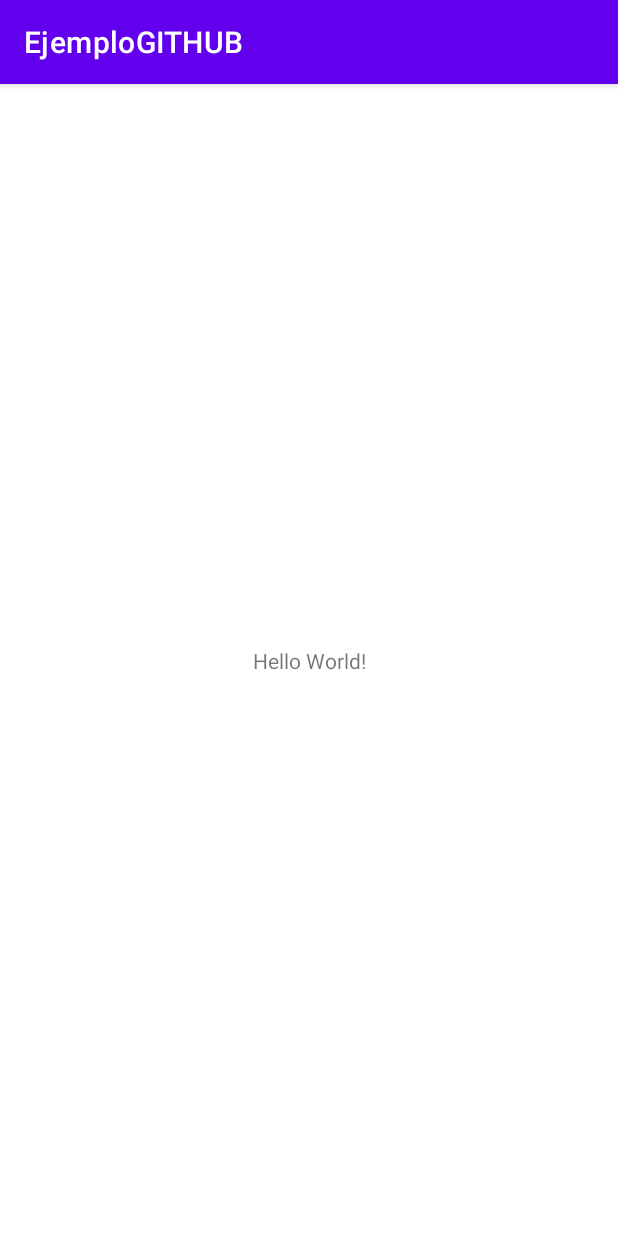
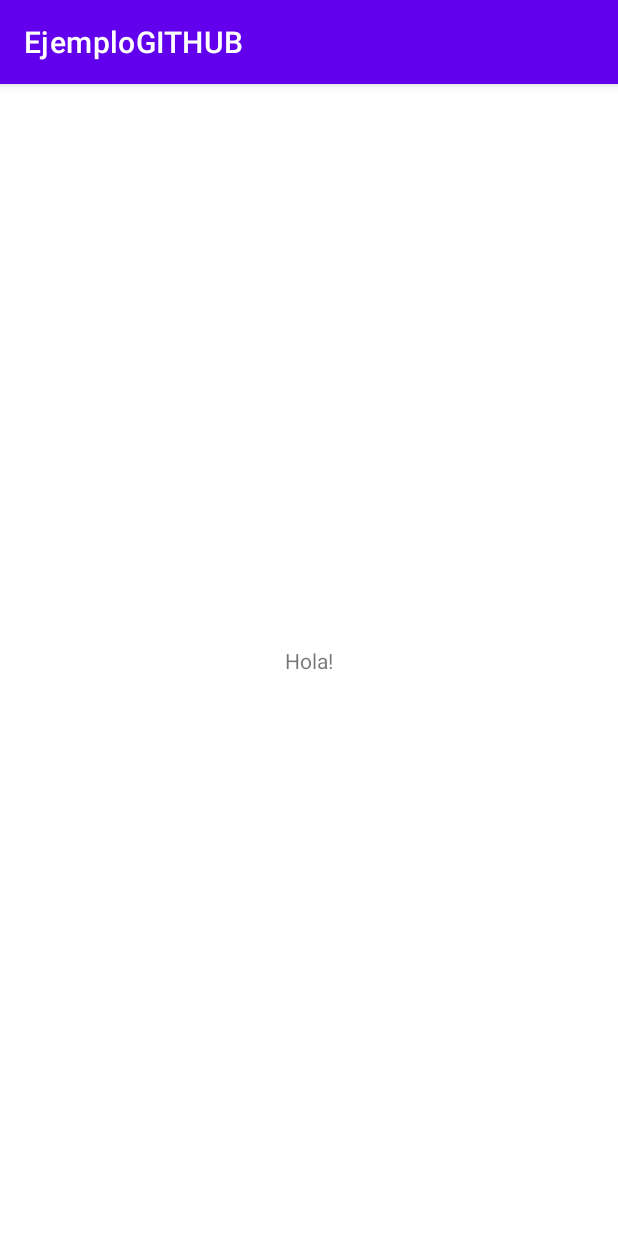
Before and after one commit to RafaUribeG/EjemploGITHUB, an Android app: the screen it shows after launch (MainActivity), on a phone screen of 412 x 824 dp. Run offline under Robolectric (Android 15) with nearby library versions, the phone set to English and light mode, and no system bars.

Commit message:
actualicé TextView en la nube
Se hicieron varios cambios en el TextView

```diff
--- a/app/src/main/res/layout/activity_main.xml
+++ b/app/src/main/res/layout/activity_main.xml
@@ -9,7 +9,7 @@
     <TextView
         android:layout_width="wrap_content"
         android:layout_height="wrap_content"
-        android:text="Hello World!"
+        android:text="Hola!"
         app:layout_constraintBottom_toBottomOf="parent"
         app:layout_constraintLeft_toLeftOf="parent"
         app:layout_constraintRight_toRightOf="parent"
```
